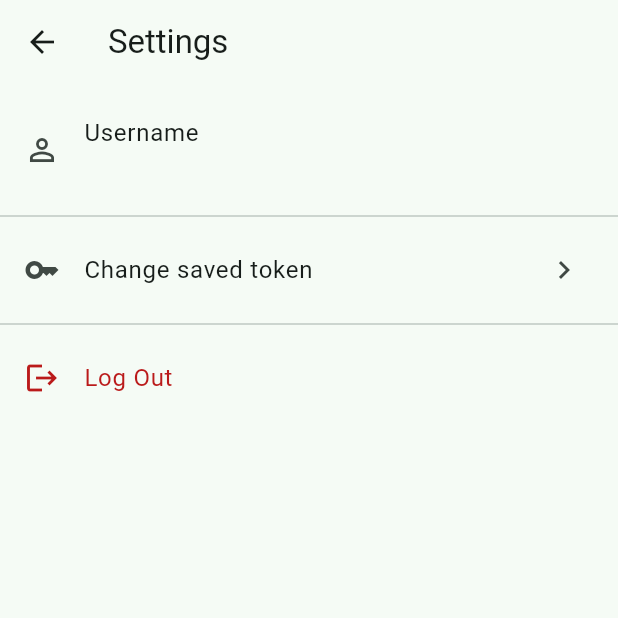
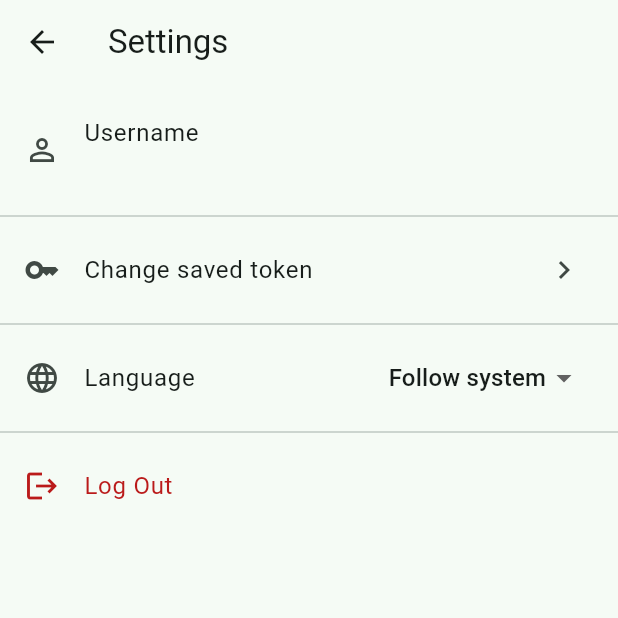
Before and after one commit to a-know/pixela_buttons, a Flutter app: the SettingsScreen screen opened directly, on a phone screen of 412 x 824 dp, the top half of it. Run offline on Flutter 3.47's test engine with Material 3 defaults, Android fonts, the phone set to English and light mode, and no system bars; our stand-ins replace dio, flutter_secure_storage, flutter_svg, flutter_timezone, go_router, shared_preferences and 1 more; missing offline and left inert: flex_color_picker; accounts and stored records are empty.

Commit message:
enable to change language

```diff
--- a/lib/features/settings/settings_screen.dart
+++ b/lib/features/settings/settings_screen.dart
@@ -2,6 +2,7 @@ import 'package:dio/dio.dart';
 import 'package:flutter/material.dart';
 import 'package:pixela_buttons/l10n/app_localizations.dart';
 import 'package:go_router/go_router.dart';
+import '../../app.dart';
 import '../../core/api/pixela_client.dart';
 import '../../core/storage/card_storage.dart';
 import '../../core/storage/secure_storage.dart';
@@ -135,6 +136,24 @@ class _SettingsScreenState extends State<SettingsScreen> {
           ),
           const Divider(),
           ListTile(
+            leading: const Icon(Icons.language_outlined),
+            title: Text(l10n.labelLanguage),
+            trailing: DropdownButton<String?>(
+              value: localeNotifier.value?.languageCode,
+              underline: const SizedBox.shrink(),
+              items: [
+                DropdownMenuItem(value: null, child: Text(l10n.languageSystem)),
+                DropdownMenuItem(value: 'ja', child: Text(l10n.languageJa)),
+                DropdownMenuItem(value: 'en', child: Text(l10n.languageEn)),
+              ],
+              onChanged: (code) async {
+                localeNotifier.value = code != null ? Locale(code) : null;
+                await CardStorage.saveLocale(code);
+              },
+            ),
+          ),
+          const Divider(),
+          ListTile(
             leading: Icon(Icons.logout,
                 color: Theme.of(context).colorScheme.error),
             title: Text(
--- a/lib/l10n/app_en.arb
+++ b/lib/l10n/app_en.arb
@@ -173,5 +173,10 @@
   "tabGraphs": "Graphs",
   "tabSettings": "Settings",
 
-  "screenTimezoneSearch": "Search Timezone"
+  "screenTimezoneSearch": "Search Timezone",
+
+  "labelLanguage": "Language",
+  "languageSystem": "Follow system",
+  "languageJa": "日本語",
+  "languageEn": "English"
 }
--- a/lib/l10n/app_localizations.dart
+++ b/lib/l10n/app_localizations.dart
@@ -709,6 +709,30 @@ abstract class AppLocalizations {
   /// In en, this message translates to:
   /// **'Search Timezone'**
   String get screenTimezoneSearch;
+
+  /// No description provided for @labelLanguage.
+  ///
+  /// In en, this message translates to:
+  /// **'Language'**
+  String get labelLanguage;
+
+  /// No description provided for @languageSystem.
+  ///
+  /// In en, this message translates to:
+  /// **'Follow system'**
+  String get languageSystem;
+
+  /// No description provided for @languageJa.
+  ///
+  /// In en, this message translates to:
+  /// **'日本語'**
+  String get languageJa;
+
+  /// No description provided for @languageEn.
+  ///
+  /// In en, this message translates to:
+  /// **'English'**
+  String get languageEn;
 }
 
 class _AppLocalizationsDelegate
--- a/lib/l10n/app_localizations_en.dart
+++ b/lib/l10n/app_localizations_en.dart
@@ -341,4 +341,16 @@ class AppLocalizationsEn extends AppLocalizations {
 
   @override
   String get screenTimezoneSearch => 'Search Timezone';
+
+  @override
+  String get labelLanguage => 'Language';
+
+  @override
+  String get languageSystem => 'Follow system';
+
+  @override
+  String get languageJa => '日本語';
+
+  @override
+  String get languageEn => 'English';
 }
```
Also changed, not shown: lib/app.dart (+19 -0 lines), lib/core/storage/card_storage.dart (+16 -0 lines), lib/l10n/app_ja.arb (+6 -1 lines), lib/l10n/app_localizations_ja.dart (+12 -0 lines).
